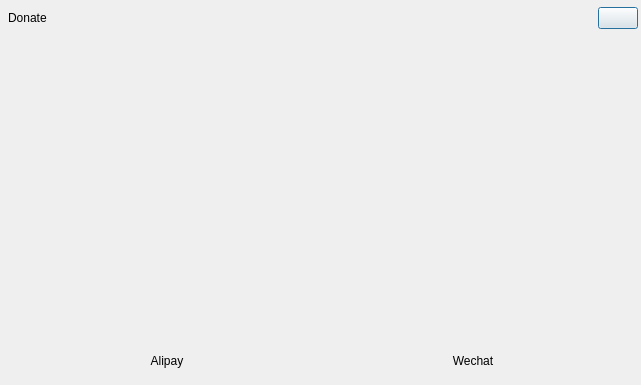
The window that UiFiles/DonateDialog.ui (PyQt5/PyQtClient) describes before a commit, drawn with Qt 5.
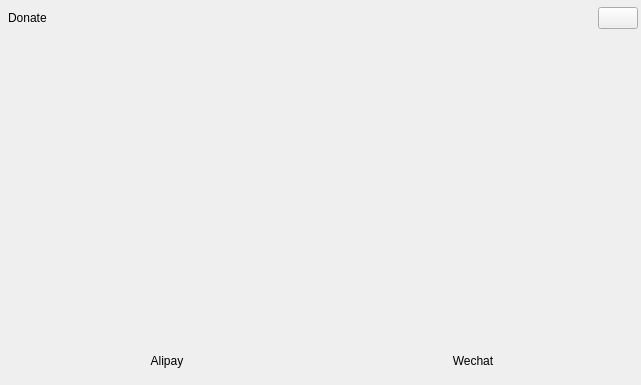
The same window after the commit.

The edit to the form file:
```diff
--- a/UiFiles/DonateDialog.ui
+++ b/UiFiles/DonateDialog.ui
@@ -96,6 +96,9 @@
            <property name="text">
             <string/>
            </property>
+           <property name="autoDefault">
+            <bool>false</bool>
+           </property>
           </widget>
          </item>
         </layout>
```
